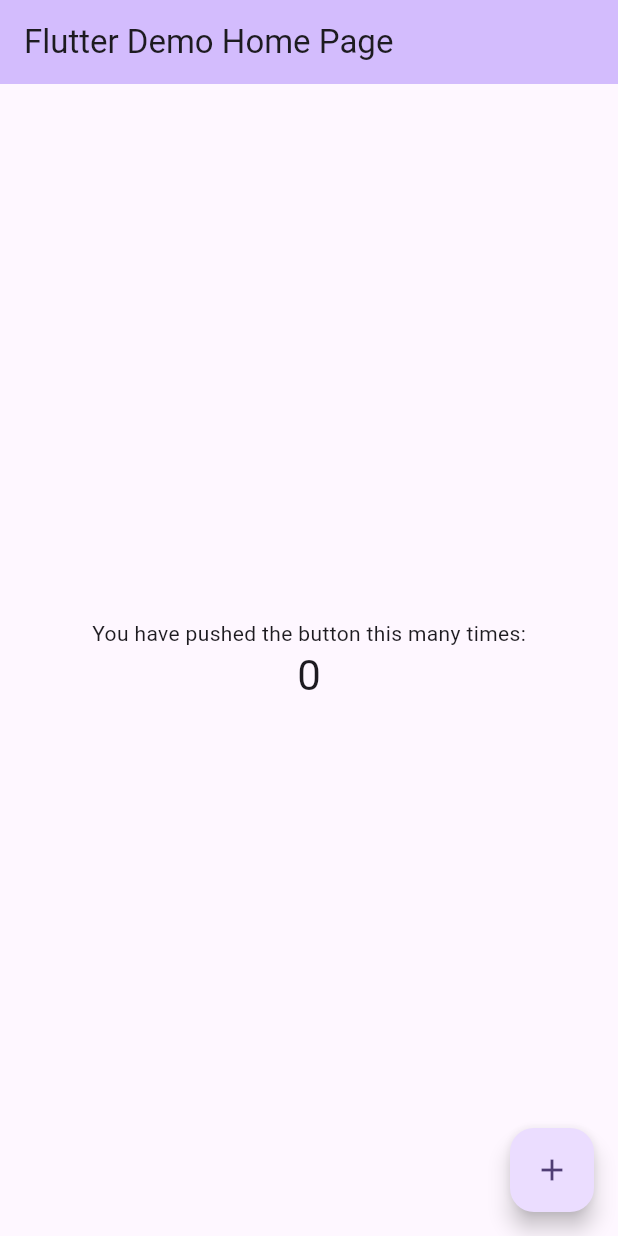
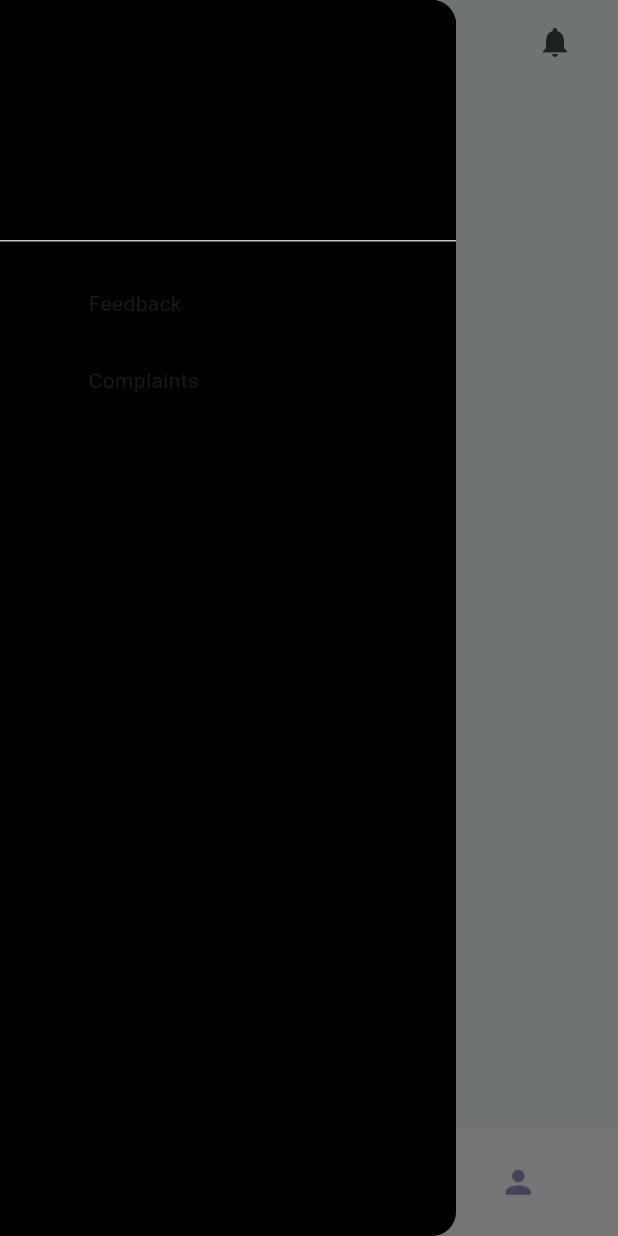
Before and after one commit to Student-Recreation-Center-CSE-RKV/abhiyanth-flutter, a Flutter app: the screen it shows after launch, with the side drawer open (before the commit the screen has no drawer), on a phone screen of 412 x 824 dp. Run offline on Flutter 3.47's test engine with Material 3 defaults, Android fonts, the phone set to English and light mode, and no system bars; drawn by our look-alikes of flashy_tab_bar2.

Commit message:
add bottom app bar

```diff
--- /dev/null
+++ b/lib/constants/custom_theme.dart
@@ -0,0 +1,9 @@
+import 'package:flutter/material.dart';
+
+class MessManagementTheme{
+  static const Color primaryColor = Color(0xFFFFFFFF);
+  static const Color primaryTextColor = Colors.black;
+  static const Color secondaryBackgroundColor = Colors.grey;
+  static const Color primaryBackgroundColor = Color(0xFF2962FF);
+
+}
--- /dev/null
+++ b/lib/enums/enums.dart
@@ -0,0 +1,4 @@
+enum ViewState {
+  idle,
+  busy
+}
--- a/lib/main.dart
+++ b/lib/main.dart
@@ -1,5 +1,6 @@
+import 'package:abhiyanth/services/size_config.dart';
 import 'package:flutter/material.dart';
-
+import 'package:flashy_tab_bar2/flashy_tab_bar2.dart';
 void main() {
   runApp(const MyApp());
 }
@@ -7,119 +8,205 @@ void main() {
 class MyApp extends StatelessWidget {
   const MyApp({super.key});
 
-  // This widget is the root of your application.
   @override
   Widget build(BuildContext context) {
     return MaterialApp(
       title: 'Flutter Demo',
       theme: ThemeData(
-        // This is the theme of your application.
-        //
-        // TRY THIS: Try running your application with "flutter run". You'll see
-        // the application has a purple toolbar. Then, without quitting the app,
-        // try changing the seedColor in the colorScheme below to Colors.green
-        // and then invoke "hot reload" (save your changes or press the "hot
-        // reload" button in a Flutter-supported IDE, or press "r" if you used
-        // the command line to start the app).
-        //
-        // Notice that the counter didn't reset back to zero; the application
-        // state is not lost during the reload. To reset the state, use hot
-        // restart instead.
-        //
-        // This works for code too, not just values: Most code changes can be
-        // tested with just a hot reload.
-        colorScheme: ColorScheme.fromSeed(seedColor: Colors.deepPurple),
+        colorScheme: ColorScheme.fromSeed(seedColor: Colors.white),
         useMaterial3: true,
       ),
-      home: const MyHomePage(title: 'Flutter Demo Home Page'),
+      home: MainScreen(),
     );
   }
 }
 
-class MyHomePage extends StatefulWidget {
-  const MyHomePage({super.key, required this.title});
 
-  // This widget is the home page of your application. It is stateful, meaning
-  // that it has a State object (defined below) that contains fields that affect
-  // how it looks.
-
-  // This class is the configuration for the state. It holds the values (in this
-  // case the title) provided by the parent (in this case the App widget) and
-  // used by the build method of the State. Fields in a Widget subclass are
-  // always marked "final".
-
-  final String title;
+class MainScreen extends StatefulWidget {
+  const MainScreen({super.key});
 
   @override
-  State<MyHomePage> createState() => _MyHomePageState();
+  State<MainScreen> createState() => _MainScreenState();
 }
 
-class _MyHomePageState extends State<MyHomePage> {
-  int _counter = 0;
+class _MainScreenState extends State<MainScreen> {
 
-  void _incrementCounter() {
+
+  int _currentPage = 0;
+
+  final PageController _pageController = PageController(initialPage: 0);
+
+  @override
+  void dispose() {
+    _pageController.dispose();
+    super.dispose();
+  }
+
+  void _onPageChanged(int index) {
     setState(() {
-      // This call to setState tells the Flutter framework that something has
-      // changed in this State, which causes it to rerun the build method below
-      // so that the display can reflect the updated values. If we changed
-      // _counter without calling setState(), then the build method would not be
-      // called again, and so nothing would appear to happen.
-      _counter++;
+      _currentPage = index;
     });
+  }
+
+  void _onBottomNavTapped(int index) {
+    _pageController.animateToPage(
+      index,
+      duration: const Duration(milliseconds: 300),
+      curve: Curves.easeInOut,
+    );
   }
 
   @override
   Widget build(BuildContext context) {
-    // This method is rerun every time setState is called, for instance as done
-    // by the _incrementCounter method above.
-    //
-    // The Flutter framework has been optimized to make rerunning build methods
-    // fast, so that you can just rebuild anything that needs updating rather
-    // than having to individually change instances of widgets.
+    SizeConfig.init(context);
     return Scaffold(
       appBar: AppBar(
-        // TRY THIS: Try changing the color here to a specific color (to
-        // Colors.amber, perhaps?) and trigger a hot reload to see the AppBar
-        // change color while the other colors stay the same.
-        backgroundColor: Theme.of(context).colorScheme.inversePrimary,
-        // Here we take the value from the MyHomePage object that was created by
-        // the App.build method, and use it to set our appbar title.
-        title: Text(widget.title),
+        leading: Icon(Icons.menu),
+        leadingWidth: 50,
+        title: Text("Abhiyanth"),
+        actions: [
+          IconButton(
+            padding: EdgeInsets.only(right: 30),
+              onPressed: (){},
+              icon: Icon(Icons.notifications)
+          )
+        ],
+
       ),
-      body: Center(
-        // Center is a layout widget. It takes a single child and positions it
-        // in the middle of the parent.
-        child: Column(
-          // Column is also a layout widget. It takes a list of children and
-          // arranges them vertically. By default, it sizes itself to fit its
-          // children horizontally, and tries to be as tall as its parent.
-          //
-          // Column has various properties to control how it sizes itself and
-          // how it positions its children. Here we use mainAxisAlignment to
-          // center the children vertically; the main axis here is the vertical
-          // axis because Columns are vertical (the cross axis would be
-          // horizontal).
-          //
-          // TRY THIS: Invoke "debug painting" (choose the "Toggle Debug Paint"
-          // action in the IDE, or press "p" in the console), to see the
-          // wireframe for each widget.
-          mainAxisAlignment: MainAxisAlignment.center,
-          children: <Widget>[
-            const Text(
-              'You have pushed the button this many times:',
+      drawer: Drawer(
+        backgroundColor:Colors.black,
+        child: ListView(
+          padding: EdgeInsets.zero,
+          children: [
+            DrawerHeader(
+              decoration: BoxDecoration(
+                color:Colors.black,
+              ),
+              child: Column(
+                crossAxisAlignment: CrossAxisAlignment.start,
+                children: [
+                  Text(
+                    'RGUKT',
+                    style: TextStyle(
+                      color: Colors.black,
+                      fontWeight: FontWeight.bold,
+                      fontSize: 28,
+                    ),
+                  ),
+                  SizedBox(
+                    height: 4,
+                  ),
+                  Text(
+                    'Mess Management System',
+                    style: TextStyle(
+                      color: Colors.black,
+                      fontWeight: FontWeight.bold,
+                      fontSize: 24,
+                    ),
+                  ),
+                ],
+              ),
             ),
-            Text(
-              '$_counter',
-              style: Theme.of(context).textTheme.headlineMedium,
+            SizedBox(
+              height: 8,
             ),
+            InkWell(
+              onTap: () {
+                // Navigator.push(context,
+                //     MaterialPageRoute(builder: (context) => ()));
+              },
+              child: Padding(
+                padding: const EdgeInsets.fromLTRB(16, 8, 16, 8),
+                child: Row(
+                  crossAxisAlignment: CrossAxisAlignment.center,
+                  children: [
+                    Icon(
+                      Icons.feedback_outlined,
+                      size: 35,
+                      color:Colors.black,
+                    ),
+                    SizedBox(
+                      width: 8,
+                    ),
+                    Text(
+                      'Feedback',
+                      // style: TextStyle(fontWeight: FontWeight.bold,color: ThemeService.secondaryColor),
+                    ),
+                  ],
+                ),
+              ),
+            ),
+            InkWell(
+              onTap: () {
+                // Navigator.push(
+                //     context,
+                //     MaterialPageRoute(
+                //         builder: (context) => SubmitComplaintPage()));
+              },
+              child: Padding(
+                padding: const EdgeInsets.fromLTRB(16, 8, 16, 8),
+                child: Row(
+                  crossAxisAlignment: CrossAxisAlignment.center,
+                  children: [
+                    Icon(
+                      Icons.report_gmailerrorred,
+                      size: 35,
+                      color: Colors.black,
+                    ),
+                    SizedBox(
+                      width: 8,
+                    ),
+                    Text(
+                      'Complaints',
+                      // style: TextStyle(fontWeight: FontWeight.bold,color: ThemeService.secondaryColor),
+                    ),
+                  ],
+                ),
+              ),
+            ),
+
           ],
         ),
       ),
-      floatingActionButton: FloatingActionButton(
-        onPressed: _incrementCounter,
-        tooltip: 'Increment',
-        child: const Icon(Icons.add),
-      ), // This trailing comma makes auto-formatting nicer for build methods.
+      body: PageView(
+        controller: _pageController,
+        onPageChanged: _onPageChanged,
+        children: [
+          // MessMenuPage(),
+          // NoticeBoard(),
+          // CommonIssues(),
+          // ProfilePage(),
+        ],
+      ),
+      bottomNavigationBar: FlashyTabBar(
+        height: 48,
+        animationCurve: Curves.linear,
+        selectedIndex: _currentPage,
+        iconSize: 25,
+        animationDuration: Duration(milliseconds: 500),
+        showElevation: false,
+        onItemSelected: (index) => setState(() {
+          _currentPage = index;
+        }),
+        items: [
+          FlashyTabBarItem(
+            icon: Icon(Icons.home_rounded),
+            title: Text('Home'),
+          ),
+          FlashyTabBarItem(
+            icon: Icon(Icons.calendar_month_outlined),
+            title: Text('Events'),
+          ),
+          FlashyTabBarItem(
+            icon: Icon(Icons.apartment_outlined),
+            title: Text('Department',style: TextStyle(fontSize: 11),),
+          ),
+          FlashyTabBarItem(
+            icon: Icon(Icons.person),
+            title: Text('Profile'),
+          ),
+        ],
+      ),
     );
   }
 }
--- a/lib/services/size_config.dart
+++ b/lib/services/size_config.dart
@@ -2,18 +2,18 @@ import 'package:flutter/widgets.dart';
 
 class SizeConfig {
   static late MediaQueryData _mediaQueryData;
-  static double? screenWidth;
-  static double? screenHeight;
-  static double? blockSizeHorizontal;
-  static double? blockSizeVertical;
-  static double? paddingTop;
+  static late double screenWidth;
+  static late double screenHeight;
+  static late double blockSizeHorizontal;
+  static late double blockSizeVertical;
+  static late double paddingTop;
 
   static late double _safeAreaHorizontal;
   static late double _safeAreaVertical;
-  static double? safeBlockHorizontal;
-  static double? safeBlockVertical;
+  static late double safeBlockHorizontal;
+  static late double safeBlockVertical;
 
-  void init(BuildContext context) {
+  static  void init(BuildContext context) {
     _mediaQueryData = MediaQuery.of(context);
     screenWidth = _mediaQueryData.size.width;
     screenHeight = _mediaQueryData.size.height;
@@ -27,4 +27,19 @@ class SizeConfig {
     safeBlockHorizontal = (screenWidth! - _safeAreaHorizontal) / 100;
     safeBlockVertical = (screenHeight! - _safeAreaVertical) / 100;
   }
+  void test() {
+    _mediaQueryData =
+    const MediaQueryData(size: Size(360, 684), padding: EdgeInsets.zero);
+    screenWidth = _mediaQueryData.size.width;
+    screenHeight = _mediaQueryData.size.height;
+    blockSizeHorizontal = screenWidth! / 100;
+    blockSizeVertical = screenHeight! / 100;
+
+    _safeAreaHorizontal =
+        _mediaQueryData.padding.left + _mediaQueryData.padding.right;
+    _safeAreaVertical =
+        _mediaQueryData.padding.top + _mediaQueryData.padding.bottom;
+    safeBlockHorizontal = (screenWidth! - _safeAreaHorizontal) / 100;
+    safeBlockVertical = (screenHeight! - _safeAreaVertical) / 100;
+  }
 }
--- a/pubspec.yaml
+++ b/pubspec.yaml
@@ -35,6 +35,8 @@ dependencies:
   # The following adds the Cupertino Icons font to your application.
   # Use with the CupertinoIcons class for iOS style icons.
   cupertino_icons: ^1.0.8
+  google_nav_bar: ^5.0.7
+  flashy_tab_bar2: ^0.0.10
 
 dev_dependencies:
   flutter_test:
```
Also changed, not shown: pubspec.lock.
